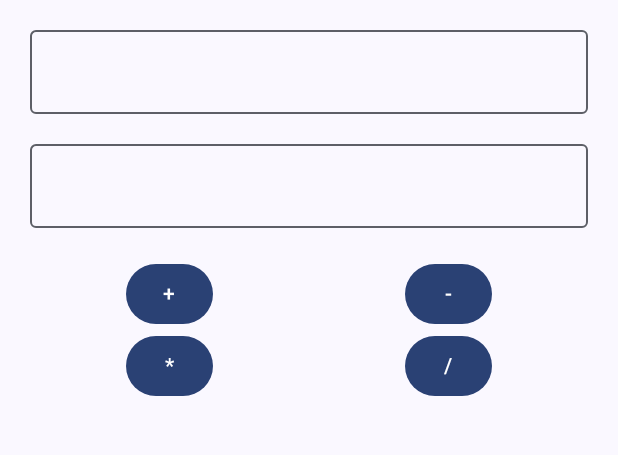
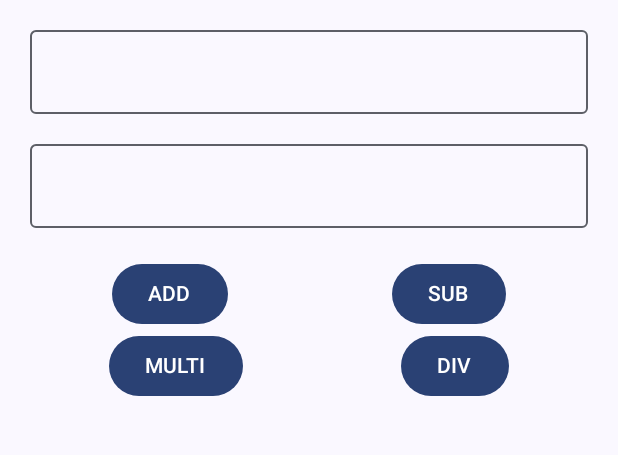
Before and after one commit to gaurav811307/Calculator-using-jetpack-compose, an Android app built with Jetpack Compose: the screen it shows after launch (MainActivity), on a phone screen of 412 x 824 dp, the part 66-521 px from its top. Run offline under Robolectric (Android 15) with nearby library versions, the phone set to English and light mode, and no system bars.

Commit message:
final project

```diff
--- a/app/src/main/java/com/example/calc_jc/MainActivity.kt
+++ b/app/src/main/java/com/example/calc_jc/MainActivity.kt
@@ -76,12 +76,12 @@ fun myApp() {
             Button(onClick = {
                 result.value = (value1.value.toDouble()+value2.value.toDouble()).toString()
             }) {
-                Text(text = "+")
+                Text(text = "ADD")
             }
             Button(onClick = {
                 result.value = (value1.value.toDouble()-value2.value.toDouble()).toString()
             }) {
-                Text(text = "-")
+                Text(text = "SUB")
             }
         }
         Row(modifier = Modifier.fillMaxWidth(),
@@ -89,12 +89,12 @@ fun myApp() {
             Button(onClick = {
                 result.value = (value1.value.toDouble()*value2.value.toDouble()).toString()
             }) {
-                Text(text = "*")
+                Text(text = "MULTI")
             }
             Button(onClick = {
                 result.value = (value1.value.toDouble()/value2.value.toDouble()).toString()
             }) {
-                Text(text = "/")
+                Text(text = "DIV")
             }
         }
 
@@ -102,3 +102,9 @@ fun myApp() {
         Text(text = "The Result is ${result.value}")
     }
 }
+
+@Preview(showBackground = true, showSystemUi = true)
+@Composable
+private fun demo() {
+    myApp()
+}
```
